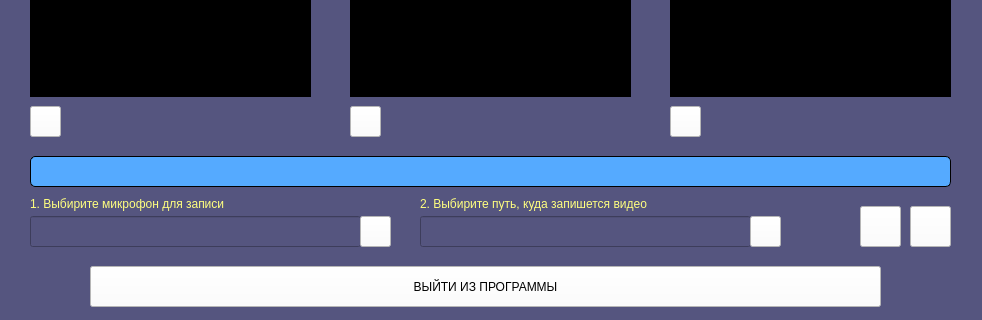
Above: GUI/main.ui from dimanchik79/ScoolCam before the change; both pictures show x 0 to 982 and y 544 to 864 of the 982 by 864 pixel window. Below: the same form after it.
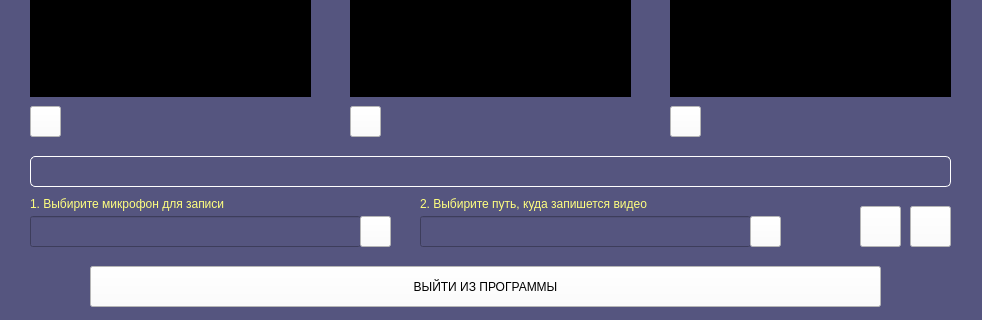
That is the form after the change. Icons and pictures are not drawn.

Commit message: add cameras preview

```diff
--- a/GUI/main.ui
+++ b/GUI/main.ui
@@ -629,9 +629,7 @@
      </font>
     </property>
     <property name="styleSheet">
-     <string notr="true">border: 1px solid black;
-color: white;
-background-color: rgb(85, 170, 255);
+     <string notr="true">border: 1px solid white;
 border-radius: 5px;</string>
     </property>
     <property name="text">
```
The commit also changes 2 other files.
